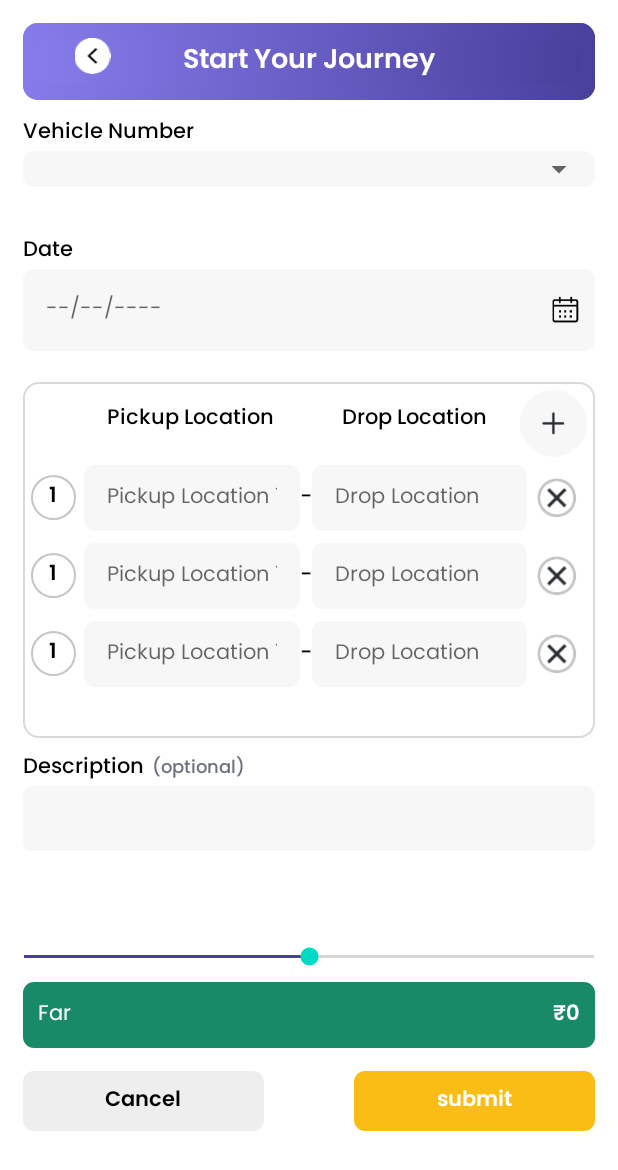
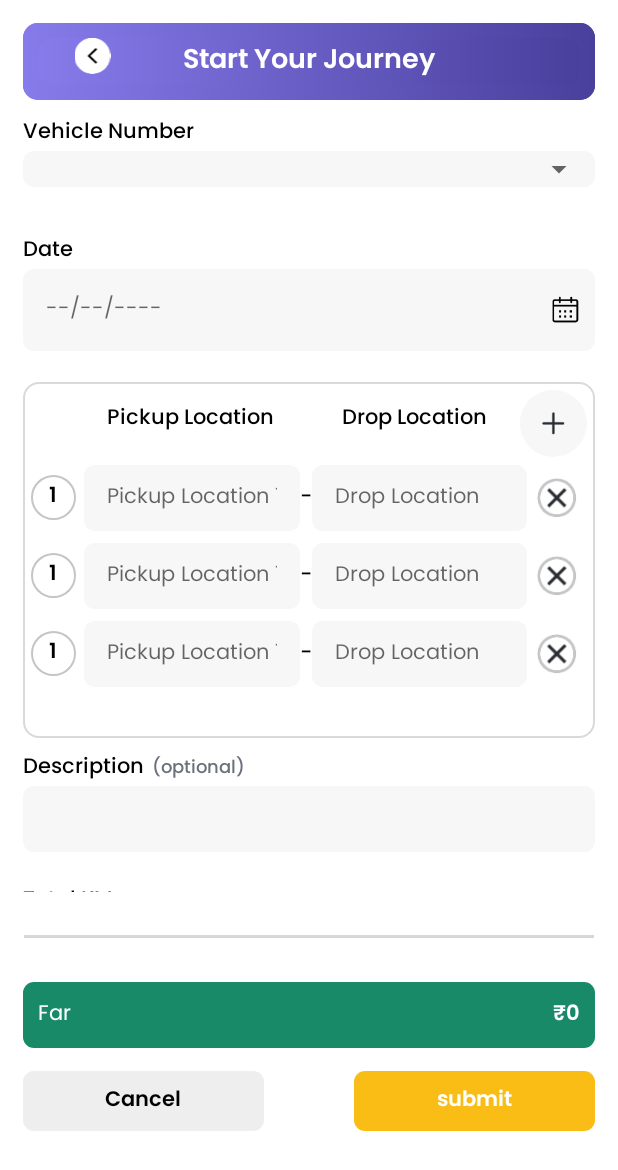
Before and after one commit to sivaneshkkf/Taxi-Bill, an Android app: the layout fragment_add_.xml on its own in the app's theme, with its tools: preview values and no code run, on a phone screen of 412 x 824 dp. Shown: the top 1170 px of the screen. Run offline under Robolectric (Android 15) with nearby library versions, the phone set to English and light mode, and no system bars.

Commit message:
Sivanesh First Commit (21-12-2023 10:51)

```diff
--- a/app/src/main/java/com/example/taxibill/Fragment/Add_Fragment.java
+++ b/app/src/main/java/com/example/taxibill/Fragment/Add_Fragment.java
@@ -583,7 +583,7 @@ public class Add_Fragment extends Fragment {
                 int x = seekBar.getThumb().getBounds().left;
 
                 //set the left value to textview x value
-                binding.seekBarGif.setX(x + 60);
+                binding.seekBarGif.setX(x+20);
                 //binding.seekbarVal.setText(value);
             }
 
@@ -600,6 +600,7 @@ public class Add_Fragment extends Fragment {
         });
 
     }
+
 
     public static void increaseProgressSmoothly(int startValue, int endValue, ProgressBar progressBar, long duration) {
         ObjectAnimator progressAnimator = ObjectAnimator.ofInt(progressBar, "progress", startValue, endValue);
--- a/app/src/main/res/layout/fragment_add_.xml
+++ b/app/src/main/res/layout/fragment_add_.xml
@@ -375,21 +375,24 @@
 
     </androidx.core.widget.NestedScrollView>
 
-
+<FrameLayout
+    android:layout_width="match_parent"
+    android:layout_height="wrap_content">
     <ImageView
         android:id="@+id/seekBarGif"
         android:layout_width="50dp"
         android:layout_height="50dp"
-        android:layout_marginBottom="3dp" />
+        android:layout_marginBottom="10dp" />
     <SeekBar
         android:id="@+id/seekBar"
         android:layout_width="match_parent"
         android:layout_height="wrap_content"
         android:progress="50"
         android:max="100"
-        android:progressTint="@color/endcolor"
-        android:secondaryProgressTint="@color/endcolor"
-        android:backgroundTint="@color/grey_bg"
+        android:progressTint="@color/transparent"
+        android:secondaryProgressTint="@color/transparent"
+        android:thumbTint="@color/transparent"
+        android:backgroundTint="@color/transparent"
         android:splitTrack="false"
         android:layout_marginTop="8dp"
         android:layout_marginBottom="8dp"
@@ -399,6 +402,7 @@
         android:layout_centerHorizontal="true"
         android:layout_centerVertical="true"
         />
+</FrameLayout>
 
     <LinearLayout
         android:layout_width="match_parent"
```
